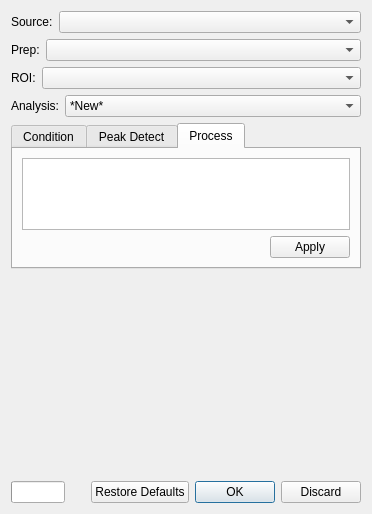
First picture: the form in src/ui/KairoSightWidgetAnalyze.ui, repository kairosight/KairoSight, before the edit.
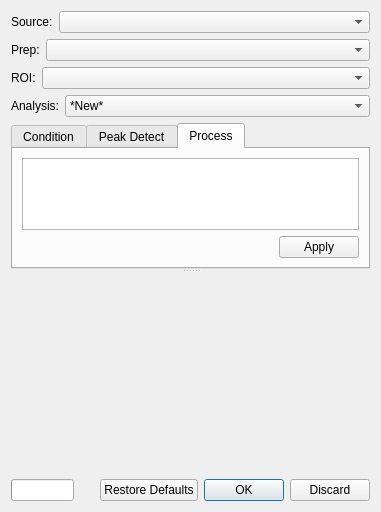
Second picture: the form after the edit. Custom widgets are drawn as their Qt base class.

What changed in the file:
```diff
--- a/src/ui/KairoSightWidgetAnalyze.ui
+++ b/src/ui/KairoSightWidgetAnalyze.ui
@@ -6,7 +6,7 @@
    <rect>
     <x>0</x>
     <y>0</y>
-    <width>350</width>
+    <width>345</width>
     <height>512</height>
    </rect>
   </property>
@@ -158,6 +158,16 @@
     </layout>
    </item>
    <item>
+    <widget class="QSplitter" name="splitter">
+     <property name="maximumSize">
+      <size>
+       <width>16777215</width>
+       <height>16777215</height>
+      </size>
+     </property>
+     <property name="orientation">
+      <enum>Qt::Vertical</enum>
+     </property>
     <widget class="QTabWidget" name="tabWidgetAnalysisSteps">
      <property name="enabled">
       <bool>true</bool>
@@ -170,7 +180,7 @@
      </property>
      <property name="maximumSize">
       <size>
-       <width>350</width>
+        <width>16777215</width>
        <height>16777215</height>
       </size>
      </property>
@@ -384,8 +394,6 @@
       </layout>
      </widget>
     </widget>
-   </item>
-   <item>
     <widget class="GraphicsLayoutWidget" name="widgetPreview" native="true">
      <property name="sizePolicy">
       <sizepolicy hsizetype="Ignored" vsizetype="Expanding">
@@ -405,6 +413,7 @@
        <height>16777215</height>
       </size>
      </property>
+     </widget>
     </widget>
    </item>
    <item>
```
Lines whose indentation alone changed are shown as unchanged.
